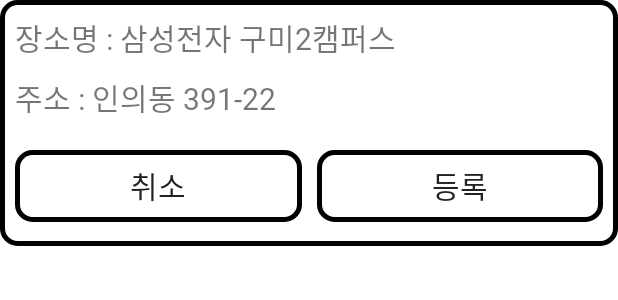
After one commit to GGE2/HamZZi, an Android app: the layout dialog_confirm_place.xml on its own in the app's theme, with its tools: preview values and no code run, on a phone screen of 412 x 824 dp. The commit adds this screen. Shown: the top 300 px of the screen. Run offline under Robolectric (Android 15) with nearby library versions, the phone set to English and light mode, and no system bars; Roboto replaces fonts that are not available here.

Commit message:
Feat : 로그인 완료 및 퀘스트 좌표 완료

```diff
--- a/mobile/app/src/main/java/com/team/teamrestructuring/service/PlaceService.kt
+++ b/mobile/app/src/main/java/com/team/teamrestructuring/service/PlaceService.kt
@@ -4,10 +4,12 @@ import com.google.android.gms.common.internal.safeparcel.SafeParcelable.Param
 import retrofit2.Call
 import retrofit2.http.PUT
 import retrofit2.http.Path
+import retrofit2.http.Query
 
 interface PlaceService {
 
-    @PUT("api/quest/location/")
-    fun registerPlace(@Path("latitude") latitude:Double,@Path("longitude") longitude:Double) : Call<String>
+    @PUT("api/quest/location")
+    fun registerPlace(@Query("nickname") nickname:String, @Query("latitude") latitude:Double,
+                      @Query("longitude") longitude:Double ) : Call<String>
 
 }
--- a/mobile/app/src/main/java/com/team/teamrestructuring/util/CreatePetDialog.kt
+++ b/mobile/app/src/main/java/com/team/teamrestructuring/util/CreatePetDialog.kt
@@ -39,7 +39,6 @@ class CreatePetDialog(
 
         binding.buttonPetCreate.setOnClickListener {
             createPetDialogInterface?.onYesButtonClick()
-            dismiss()
         }
 
         return view
--- a/mobile/app/src/main/java/com/team/teamrestructuring/view/activities/CreatePetActivity.kt
+++ b/mobile/app/src/main/java/com/team/teamrestructuring/view/activities/CreatePetActivity.kt
@@ -4,6 +4,7 @@ import android.content.Intent
 import android.os.Build
 import androidx.appcompat.app.AppCompatActivity
 import android.os.Bundle
+import android.util.Log
 import android.view.View
 import android.view.WindowInsets
 import android.view.WindowInsetsController
@@ -12,6 +13,7 @@ import com.team.teamrestructuring.databinding.ActivityCreatePetBinding
 import com.team.teamrestructuring.util.CreatePetDialog
 import com.team.teamrestructuring.util.CreateUserNickNameDialog
 
+private const val TAG = "CreatePet_지훈"
 class CreatePetActivity : AppCompatActivity(),CreatePetDialog.CreatePetDialogInterface{
     lateinit var binding:ActivityCreatePetBinding
 
@@ -24,9 +26,10 @@ class CreatePetActivity : AppCompatActivity(),CreatePetDialog.CreatePetDialogInt
     }
 
     override fun onYesButtonClick() {
-        val intent = Intent(this,CreateUserNickNameDialog::class.java).apply {
+        val intent = Intent(this,HomeActivity::class.java).apply {
             flags = Intent.FLAG_ACTIVITY_CLEAR_TASK or Intent.FLAG_ACTIVITY_NEW_TASK
         }
+        Log.d(TAG, "onYesButtonClick: ")
         startActivity(intent)
     }
 
--- a/mobile/app/src/main/java/com/team/teamrestructuring/view/adapters/RegisterPlaceAdapter.kt
+++ b/mobile/app/src/main/java/com/team/teamrestructuring/view/adapters/RegisterPlaceAdapter.kt
@@ -14,6 +14,10 @@ class RegisterPlaceAdapter(var datas:List<Place>) : RecyclerView.Adapter<Registe
         fun bindData(data:Place){
             binding.itemRegisterPlaceName.text= data.place_name
             binding.itemRegisterPlaceAddress.text = data.address_name
+
+            binding.itemRegisterPlaceApply.setOnClickListener {
+                registerClickListener.onRegisterClickListener(it,layoutPosition,data)
+            }
         }
 
     }
@@ -34,7 +38,7 @@ class RegisterPlaceAdapter(var datas:List<Place>) : RecyclerView.Adapter<Registe
     }
 
     interface OnRegisterClickListener{
-        fun onRegisterClickListener(view: View, position: Int)
+        fun onRegisterClickListener(view: View, position: Int,data: Place)
     }
     fun setOnRoomClickListener(registerClickListener:OnRegisterClickListener){
         this.registerClickListener = registerClickListener
--- /dev/null
+++ b/mobile/app/src/main/res/layout/dialog_confirm_place.xml
@@ -0,0 +1,66 @@
+<?xml version="1.0" encoding="utf-8"?>
+<androidx.constraintlayout.widget.ConstraintLayout xmlns:android="http://schemas.android.com/apk/res/android"
+    android:layout_width="match_parent"
+    android:layout_height="wrap_content"
+    android:background="@drawable/tab_style02"
+    xmlns:app="http://schemas.android.com/apk/res-auto">
+
+
+    <TextView
+        android:id="@+id/textview_dialog_place"
+        android:layout_width="match_parent"
+        android:layout_height="wrap_content"
+        android:text="장소명 : 삼성전자 구미2캠퍼스"
+        android:fontFamily="@font/nexon_gothic_medium"
+        android:textSize="20sp"
+        android:layout_margin="10dp"
+        app:layout_constraintTop_toTopOf="parent"
+        app:layout_constraintRight_toRightOf="parent"
+        app:layout_constraintLeft_toLeftOf="parent" />
+
+    <TextView
+        android:id="@+id/textview_dialog_address"
+        android:layout_margin="10dp"
+        android:layout_width="match_parent"
+        android:layout_height="wrap_content"
+        android:text="주소 : 인의동 391-22"
+        android:textSize="20sp"
+        android:fontFamily="@font/nexon_gothic_medium"
+        android:layout_marginRight="10dp"
+        app:layout_constraintTop_toBottomOf="@id/textview_dialog_place"
+        app:layout_constraintRight_toRightOf="parent"
+        app:layout_constraintLeft_toLeftOf="parent" />
+
+    <androidx.appcompat.widget.AppCompatButton
+        android:id="@+id/button_confirm_dialog_cancle"
+        android:layout_width="0dp"
+        android:layout_height="wrap_content"
+        android:text="취소"
+        android:fontFamily="@font/nexon_gothic_bold"
+        android:textSize="20sp"
+        android:background="@drawable/tab_style02"
+        android:layout_marginTop="20dp"
+        android:layout_marginLeft="10dp"
+        android:layout_marginBottom="16dp"
+        app:layout_constraintTop_toBottomOf="@id/textview_dialog_address"
+        app:layout_constraintBottom_toBottomOf="parent"
+        app:layout_constraintRight_toLeftOf="@id/button_confirm_dialog_ok"
+        app:layout_constraintLeft_toLeftOf="parent"/>
+    <androidx.appcompat.widget.AppCompatButton
+        android:id="@+id/button_confirm_dialog_ok"
+        android:layout_width="0dp"
+        android:layout_height="wrap_content"
+        android:background="@drawable/tab_style02"
+        android:text="등록"
+        android:fontFamily="@font/nexon_gothic_bold"
+        android:textSize="20sp"
+        android:layout_marginTop="20dp"
+        android:layout_marginLeft="10dp"
+        android:layout_marginRight="10dp"
+        android:layout_marginBottom="16dp"
+        app:layout_constraintTop_toBottomOf="@id/textview_dialog_address"
+        app:layout_constraintBottom_toBottomOf="parent"
+        app:layout_constraintRight_toRightOf="parent"
+        app:layout_constraintLeft_toRightOf="@id/button_confirm_dialog_cancle"/>
+
+</androidx.constraintlayout.widget.ConstraintLayout>
--- a/mobile/app/src/main/res/layout/dialog_create_find_friend.xml
+++ b/mobile/app/src/main/res/layout/dialog_create_find_friend.xml
@@ -7,7 +7,7 @@
     android:background="@drawable/alert_radius_white">
 
     <TextView
-        android:id="@+id/textview_dialog_title"
+        android:id="@+id/textview_dialog_address"
         android:layout_width="wrap_content"
         android:layout_height="wrap_content"
         android:text="회원 아이디를 입력하세요."
@@ -21,7 +21,7 @@
         android:id="@+id/framelayout_dialog_parent"
         android:layout_width="match_parent"
         android:layout_height="wrap_content"
-        app:layout_constraintTop_toBottomOf="@id/textview_dialog_title"
+        app:layout_constraintTop_toBottomOf="@id/textview_dialog_address"
         app:layout_constraintLeft_toLeftOf="parent"
         app:layout_constraintRight_toRightOf="parent">
         <androidx.constraintlayout.widget.ConstraintLayout
```
Also changed, not shown: mobile/app/src/main/AndroidManifest.xml (+18 -11 lines), mobile/app/src/main/java/com/team/teamrestructuring/util/CreateConfirmDialog.kt (added, +101 -0 lines), mobile/app/src/main/java/com/team/teamrestructuring/view/activities/RegisterPlaceActivity.kt (+13 -1 lines).
